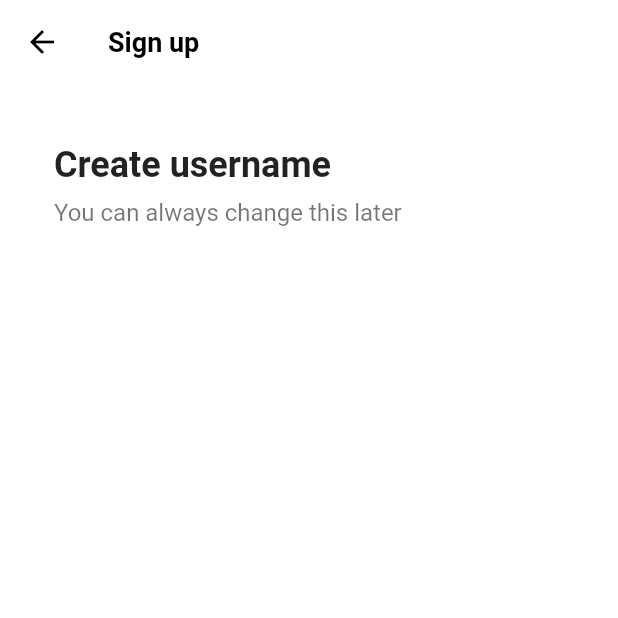
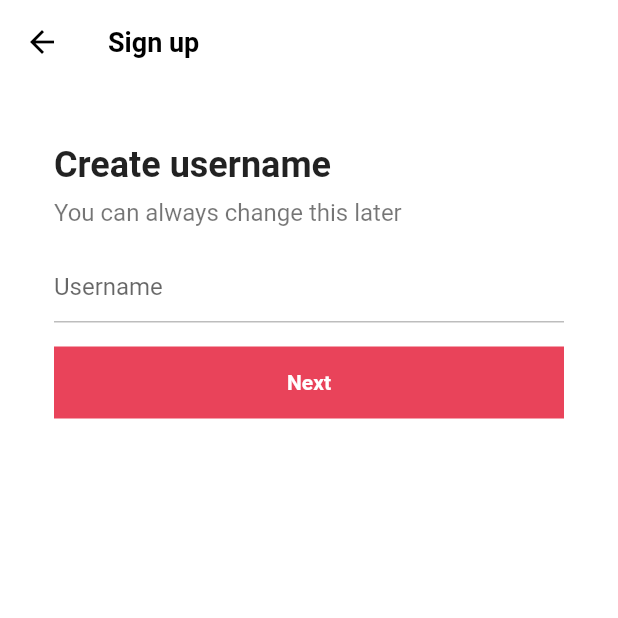
Before and after one commit to LSapee/tiktok_clone, a Flutter app: the screen it shows after launch, after a tap on "Ues email & password", on a phone screen of 412 x 824 dp, the top half of it. Run offline on Flutter 3.47's test engine with Material 2 defaults, Android fonts, the phone set to English and light mode, and no system bars; our stand-ins replace font_awesome_flutter.

Commit message:
Authentication username_screen 구성중

```diff
--- a/lib/features/authentication/email_screen.dart
+++ /dev/null
@@ -1,45 +0,0 @@
-import 'package:flutter/material.dart';
-import 'package:tiktok_clone/constants/gaps.dart';
-import 'package:tiktok_clone/constants/sizes.dart';
-
-class EmailScreen extends StatelessWidget {
-  const EmailScreen({super.key});
-
-  @override
-  Widget build(BuildContext context) {
-    return Scaffold(
-      backgroundColor: Colors.white,
-      appBar: AppBar(
-        title: const Text(
-          "Sign up",
-        ),
-      ),
-      body: Padding(
-        padding: const EdgeInsets.symmetric(
-          horizontal: Sizes.size36,
-        ),
-        child: Column(
-          crossAxisAlignment: CrossAxisAlignment.start,
-          children: const [
-            Gaps.v40,
-            Text(
-              "Create username",
-              style: TextStyle(
-                fontSize: Sizes.size24,
-                fontWeight: FontWeight.w700,
-              ),
-            ),
-            Gaps.v8,
-            Text(
-              "You can always change this later",
-              style: TextStyle(
-                color: Colors.black54,
-                fontSize: Sizes.size16,
-              ),
-            )
-          ],
-        ),
-      ),
-    );
-  }
-}
--- a/lib/features/authentication/sign_up_screen.dart
+++ b/lib/features/authentication/sign_up_screen.dart
@@ -2,8 +2,8 @@ import 'package:flutter/material.dart';
 import 'package:font_awesome_flutter/font_awesome_flutter.dart';
 import 'package:tiktok_clone/constants/gaps.dart';
 import 'package:tiktok_clone/constants/sizes.dart';
-import 'package:tiktok_clone/features/authentication/email_screen.dart';
 import 'package:tiktok_clone/features/authentication/login_screen.dart';
+import 'package:tiktok_clone/features/authentication/username_screen.dart';
 import 'package:tiktok_clone/features/authentication/widgets/auth_button.dart';
 
 class SignUpScreen extends StatelessWidget {
@@ -20,7 +20,7 @@ class SignUpScreen extends StatelessWidget {
   void _onEmailTap(BuildContext context) {
     Navigator.of(context).push(
       MaterialPageRoute(
-        builder: (context) => const EmailScreen(),
+        builder: (context) => const UserNameScreen(),
       ),
     );
   }
--- /dev/null
+++ b/lib/features/authentication/username_screen.dart
@@ -0,0 +1,99 @@
+import 'package:flutter/material.dart';
+import 'package:tiktok_clone/constants/gaps.dart';
+import 'package:tiktok_clone/constants/sizes.dart';
+
+class UserNameScreen extends StatefulWidget {
+  const UserNameScreen({super.key});
+
+  @override
+  State<UserNameScreen> createState() => _UserNameScreenState();
+}
+
+class _UserNameScreenState extends State<UserNameScreen> {
+  final TextEditingController _usernameController = TextEditingController();
+
+  @override
+  void initState() {
+    super.initState();
+
+    _usernameController.addListener(() {
+      print(_usernameController.text);
+    });
+  }
+
+  @override
+  Widget build(BuildContext context) {
+    return Scaffold(
+      backgroundColor: Colors.white,
+      appBar: AppBar(
+        title: const Text(
+          "Sign up",
+        ),
+      ),
+      body: Padding(
+        padding: const EdgeInsets.symmetric(
+          horizontal: Sizes.size36,
+        ),
+        child: Column(
+          crossAxisAlignment: CrossAxisAlignment.start,
+          children: [
+            Gaps.v40,
+            Text(
+              "Create username",
+              style: TextStyle(
+                fontSize: Sizes.size24,
+                fontWeight: FontWeight.w700,
+              ),
+            ),
+            Gaps.v8,
+            Text(
+              "You can always change this later",
+              style: TextStyle(
+                color: Colors.black54,
+                fontSize: Sizes.size16,
+              ),
+            ),
+            Gaps.v16,
+            TextField(
+              controller: _usernameController,
+              decoration: InputDecoration(
+                hintText: "Username",
+                enabledBorder: UnderlineInputBorder(
+                  borderSide: BorderSide(
+                    color: Colors.grey.shade400,
+                  ),
+                ),
+                focusedBorder: UnderlineInputBorder(
+                  borderSide: BorderSide(
+                    color: Colors.grey.shade400,
+                  ),
+                ),
+              ),
+              cursorColor: Theme.of(context).primaryColor,
+            ),
+            Gaps.v16,
+            FractionallySizedBox(
+              widthFactor: 1,
+              child: Container(
+                padding: const EdgeInsets.symmetric(
+                  vertical: Sizes.size16,
+                ),
+                decoration: BoxDecoration(
+                  color: Theme.of(context).primaryColor,
+                ),
+                child: Text(
+                  "Next",
+                  textAlign: TextAlign.center,
+                  style: TextStyle(
+                    color: Colors.white,
+                    fontWeight: FontWeight.w600,
+                  ),
+                ),
+              ),
+            )
+          ],
+        ),
+      ),
+    );
+  }
+}
```
